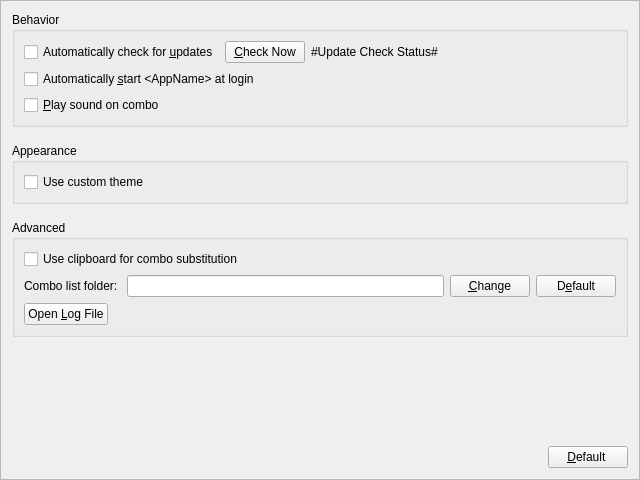
Above: PreferencesFrame.ui from xmichelo/Beeftext before the change. Below: the same form after it.
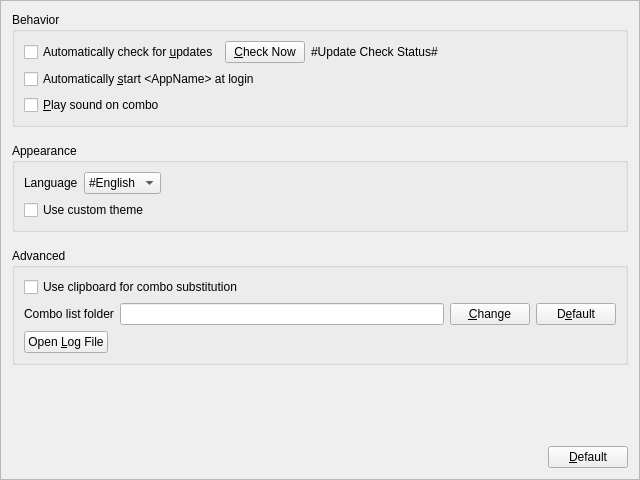
That is the form after the change.

The edit to the form file:
```diff
--- a/PreferencesFrame.ui
+++ b/PreferencesFrame.ui
@@ -102,6 +102,42 @@
       <string>Appearance</string>
      </property>
      <layout class="QVBoxLayout" name="verticalLayout_6">
+      <item>
+       <layout class="QHBoxLayout" name="horizontalLayout_5">
+        <item>
+         <widget class="QLabel" name="labelLocale">
+          <property name="text">
+           <string>Language</string>
+          </property>
+         </widget>
+        </item>
+        <item>
+         <widget class="QComboBox" name="comboLocale">
+          <property name="sizeAdjustPolicy">
+           <enum>QComboBox::AdjustToContents</enum>
+          </property>
+          <item>
+           <property name="text">
+            <string notr="true">#English</string>
+           </property>
+          </item>
+         </widget>
+        </item>
+        <item>
+         <spacer name="horizontalSpacer_3">
+          <property name="orientation">
+           <enum>Qt::Horizontal</enum>
+          </property>
+          <property name="sizeHint" stdset="0">
+           <size>
+            <width>40</width>
+            <height>10</height>
+           </size>
+          </property>
+         </spacer>
+        </item>
+       </layout>
+      </item>
       <item>
        <widget class="QCheckBox" name="checkUseCustomTheme">
         <property name="text">
@@ -146,7 +182,7 @@
         <item>
          <widget class="QLabel" name="labelComboListFolder">
           <property name="text">
-           <string>Combo list folder: </string>
+           <string>Combo list folder</string>
           </property>
          </widget>
         </item>
@@ -234,7 +270,7 @@
         <string>Reset the preferences to their default values.</string>
        </property>
        <property name="text">
-        <string>&amp;Default </string>
+        <string>&amp;Default</string>
        </property>
       </widget>
      </item>
```
Left out of the diff: 19 changed lines with no effect on the pictures.
